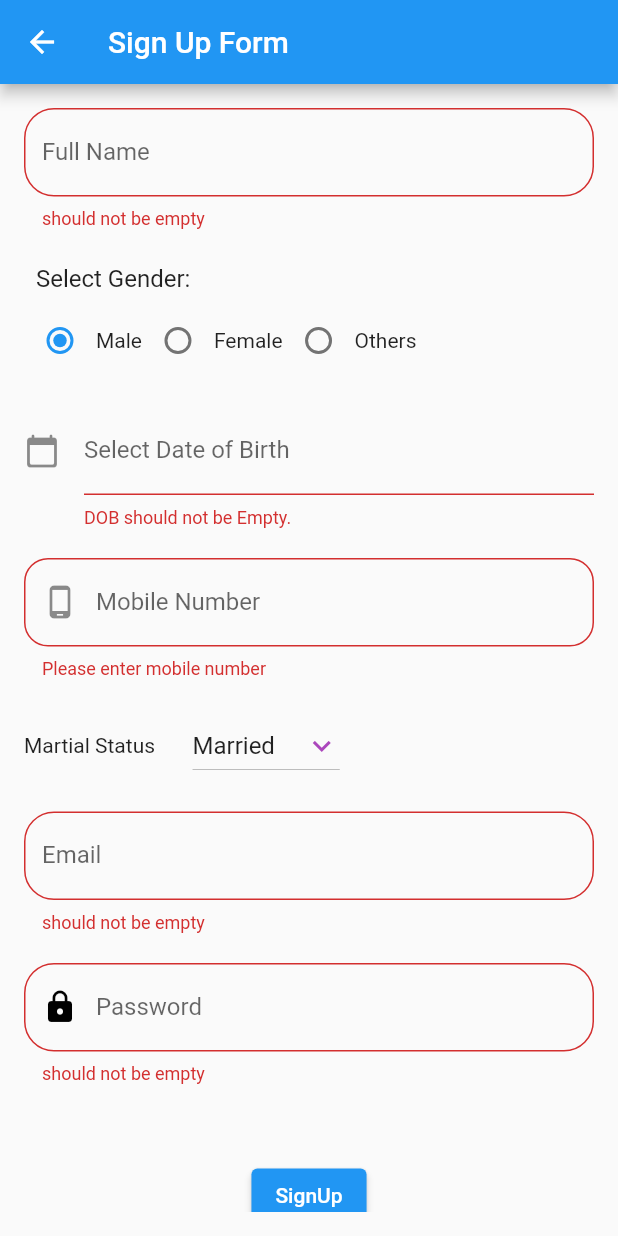
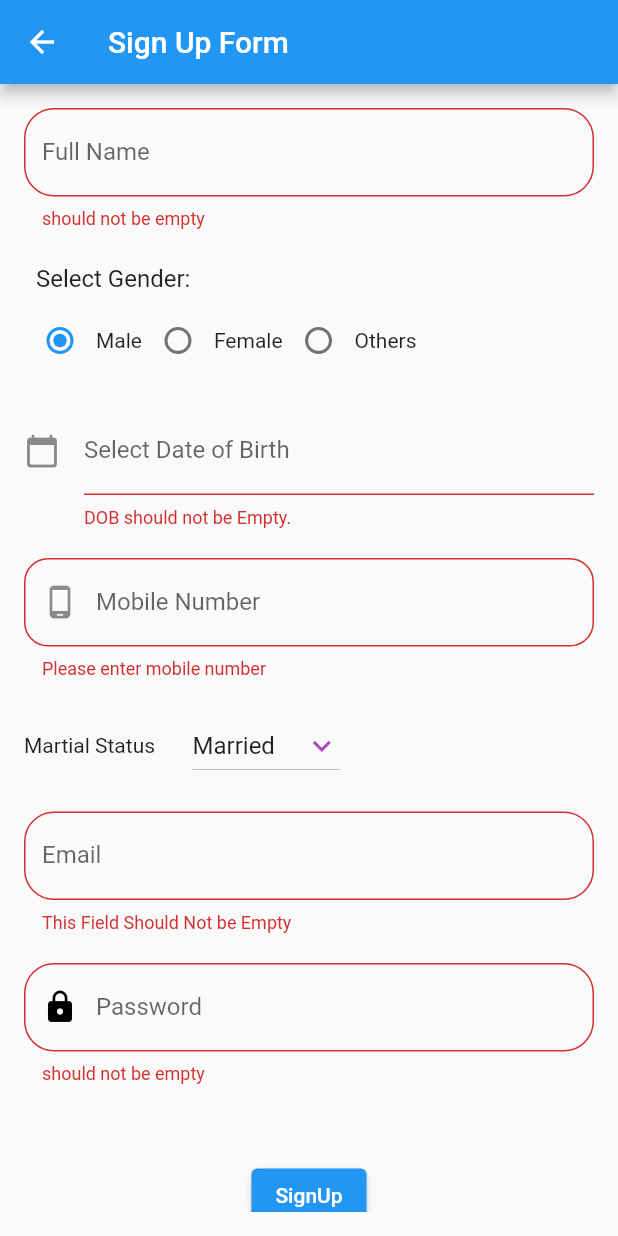
Before and after one commit to Yazoo555/-flutter_intern, a Flutter app: the Signup screen opened directly, after a tap on "SignUp", on a phone screen of 412 x 824 dp. Run offline on Flutter 3.47's test engine with Material 2 defaults, Android fonts, the phone set to English and light mode, and no system bars; our stand-ins replace shared_preferences; accounts and stored records are empty.

Commit message:
First Commit-->2

```diff
--- a/lib/Signup.dart
+++ b/lib/Signup.dart
@@ -52,7 +52,7 @@ class _SignupState extends State<Signup> {
     signuplist.add(
       Usermodel(
           fullname: fullname.text,
-          userid: const Uuid().v4().toString(),
+          userid: const Uuid().v4(),
           email: email.text,
           password: passwordController.text,
           mobilenumber: mobilenumber.text,
@@ -64,6 +64,7 @@ class _SignupState extends State<Signup> {
     List<Map<String, dynamic>> jsonDataList =
         signuplist.map((cv) => cv.toJson()).toList();
     signuplist.map((cv) => cv.toJson()).toList();
+    print(signuplist);
     sharedPreferences.setString('dataList', json.encode(jsonDataList));
 
     loginEmptyList[email.text] = jsonDataList;
@@ -98,11 +99,11 @@ class _SignupState extends State<Signup> {
               children: [
                 TextFormField(
                   validator: (text) {
-                    final regex = RegExp(r'^[a-zA-Z]{4,}(?: [a-zA-Z]+){0,2}$');
+                    final regex = RegExp(r'^[a-zA-Z0-9 ]*$');
                     if (text == null || text.isEmpty) {
                       return "should not be empty";
                     } else if (!regex.hasMatch(text)) {
-                      return "accepts only character";
+                      return "Name cannot have numbers";
                     }
                     return null;
                   },
@@ -204,6 +205,7 @@ class _SignupState extends State<Signup> {
                   height: 20,
                 ),
                 TextFormField(
+                  keyboardType: TextInputType.number,
                   validator: (value) {
                     RegExp regExp = RegExp(r'^(?:[+0]9)?[0-9]{10}$');
                     if (value!.isEmpty) {
@@ -259,9 +261,10 @@ class _SignupState extends State<Signup> {
                 ),
                 TextFormField(
                   validator: (text) {
-                    final regex = RegExp(r'\S+@\S+\.\S+');
+                    final regex = RegExp(
+                        r"^[a-zA-Z0-9.a-zA-Z0-9.!#$%&'*+-/=?^_`{|}~]+@[a-zA-Z0-9]+\.[a-zA-Z]+");
                     if (text == null || text.isEmpty) {
-                      return "should not be empty";
+                      return "This Field Should Not be Empty";
                     } else if (text.length > 15) {
                       return 'Length size=15';
                     } else if (!regex.hasMatch(text)) {
@@ -290,7 +293,7 @@ class _SignupState extends State<Signup> {
                     if (text == null || text.isEmpty) {
                       return "should not be empty";
                     } else if (!regex.hasMatch(text)) {
-                      return "password must contain special character,numbers and capital and small letter";
+                      return "Contain special character,numbers and capital and small letter";
                     }
                     return null;
                   },
```
